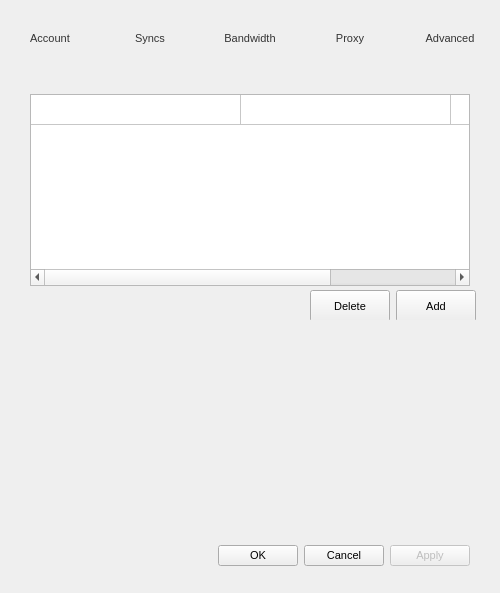
The window that Source/MEGASync/gui/macx/SettingsDialog.ui (meganz/MEGAsync) describes before a commit, drawn with Qt 5.
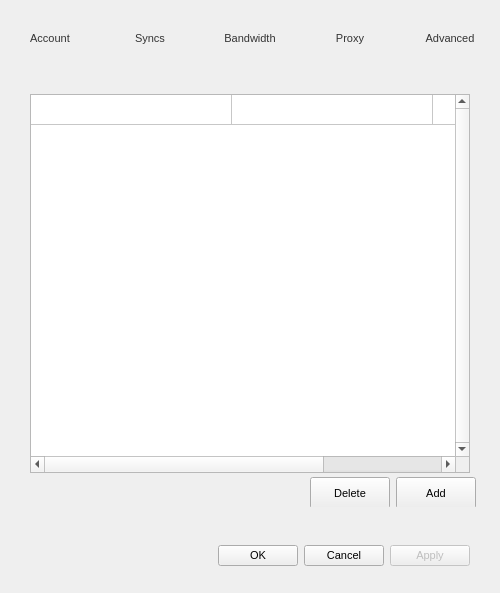
The same window after the commit. The open tabs and pages were chosen to show the change. Icons and pictures are not drawn.

```diff
--- a/Source/MEGASync/gui/macx/SettingsDialog.ui
+++ b/Source/MEGASync/gui/macx/SettingsDialog.ui
@@ -1588,6 +1588,9 @@
                <property name="frameShape">
                 <enum>QFrame::StyledPanel</enum>
                </property>
+               <property name="verticalScrollBarPolicy">
+                <enum>Qt::ScrollBarAlwaysOn</enum>
+               </property>
                <property name="autoScroll">
                 <bool>false</bool>
                </property>
@@ -1625,13 +1628,13 @@
                 <bool>true</bool>
                </attribute>
                <attribute name="horizontalHeaderDefaultSectionSize">
-                <number>210</number>
+                <number>201</number>
                </attribute>
                <attribute name="horizontalHeaderHighlightSections">
                 <bool>true</bool>
                </attribute>
                <attribute name="horizontalHeaderMinimumSectionSize">
-                <number>210</number>
+                <number>201</number>
                </attribute>
                <attribute name="horizontalHeaderShowSortIndicator" stdset="0">
                 <bool>false</bool>
@@ -1778,19 +1781,6 @@
             </layout>
            </widget>
           </item>
-          <item>
-           <spacer name="verticalSpacer_6">
-            <property name="orientation">
-             <enum>Qt::Vertical</enum>
-            </property>
-            <property name="sizeHint" stdset="0">
-             <size>
-              <width>20</width>
-              <height>40</height>
-             </size>
-            </property>
-           </spacer>
-          </item>
          </layout>
         </widget>
        </item>
```
Left out of the diff: 2 changed lines with no effect on the pictures.
